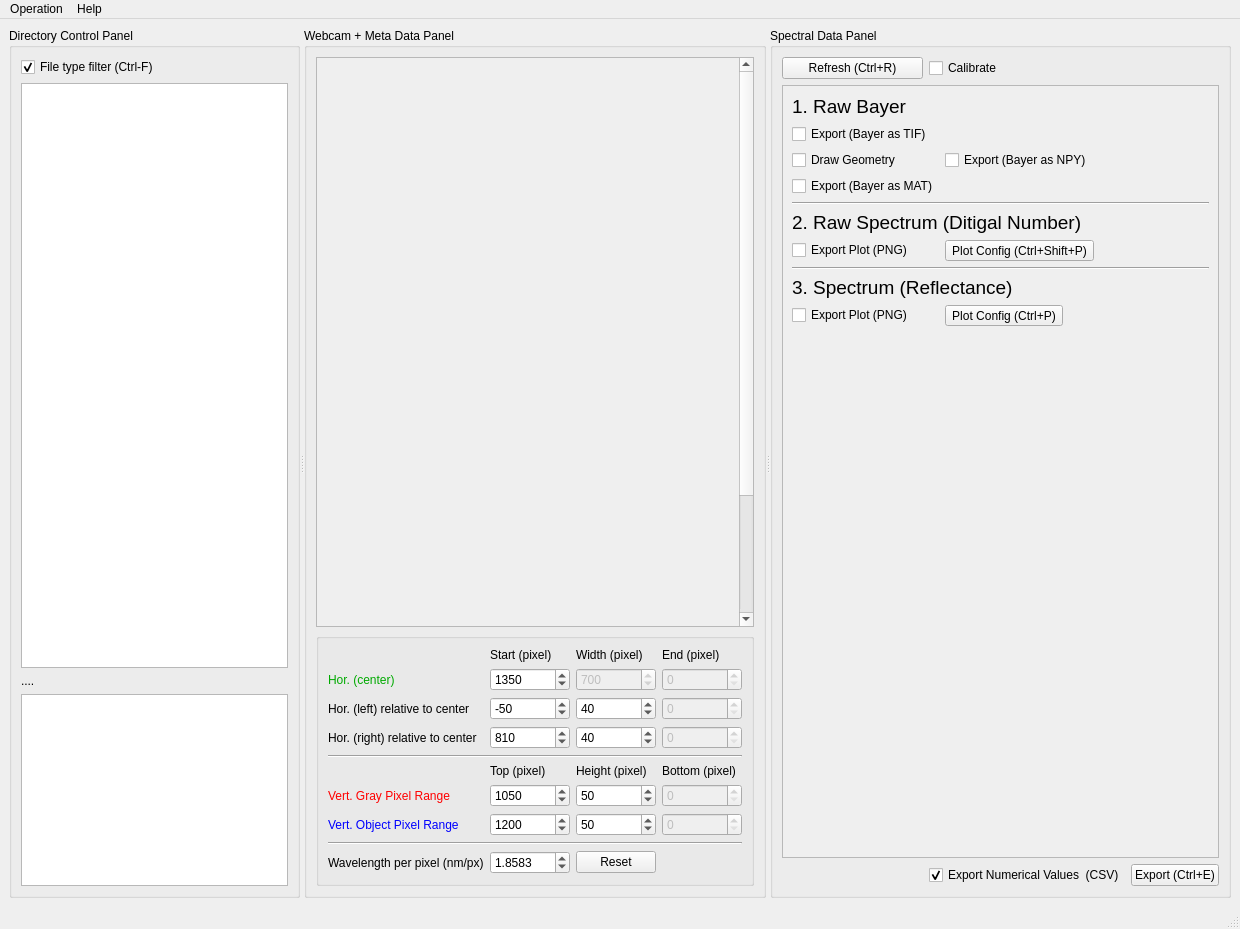
Old version of the form UI/UI_Mainwindow.ui in the repository garid3000/bps_spectrometer_gui.
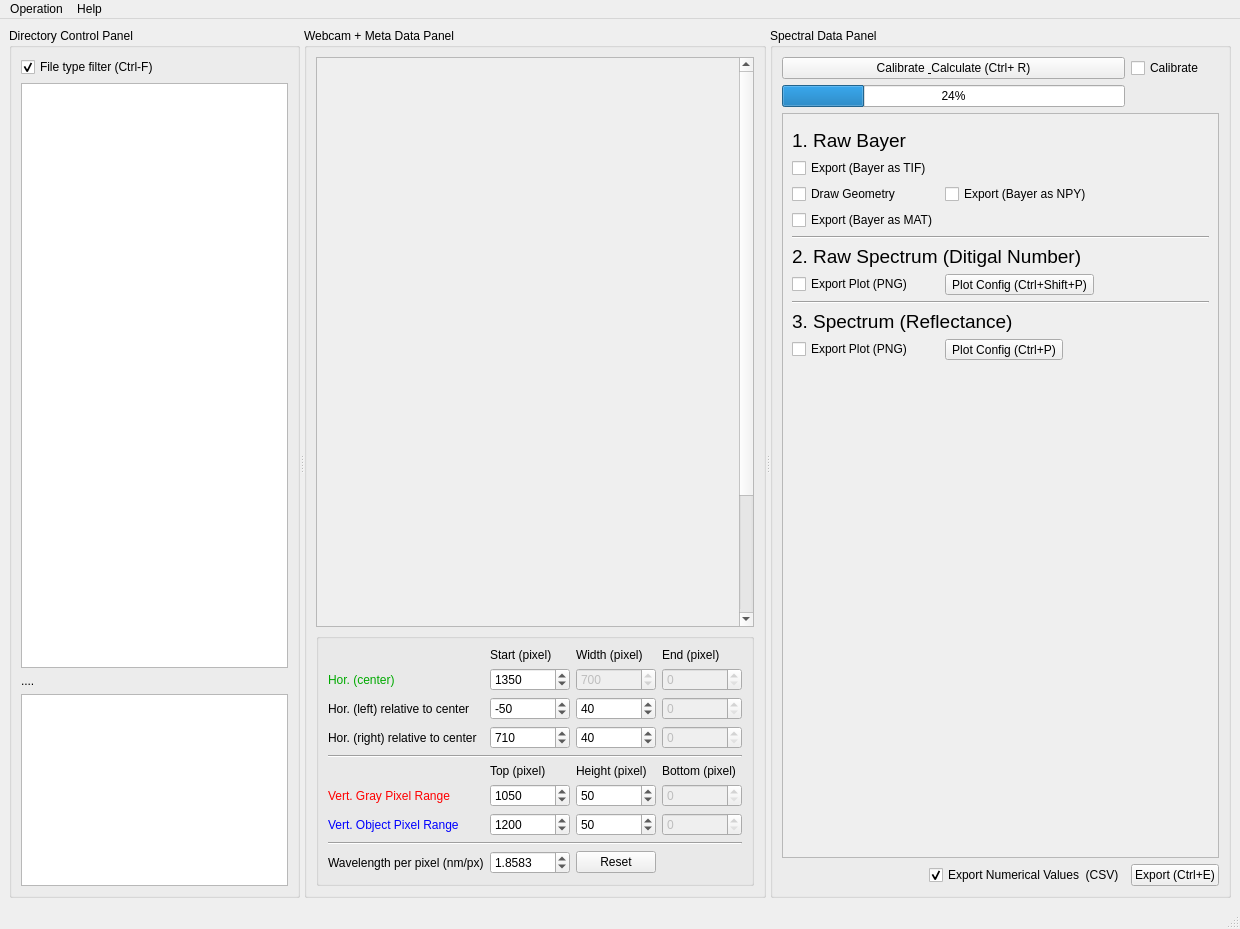
New version of the form. Custom widgets are drawn as their Qt base class.

Patch:
```diff
--- a/UI/UI_Mainwindow.ui
+++ b/UI/UI_Mainwindow.ui
@@ -258,11 +258,14 @@
            </item>
            <item row="3" column="1">
             <widget class="QSpinBox" name="sb_rigx_init_rel">
+             <property name="minimum">
+              <number>700</number>
+             </property>
              <property name="maximum">
               <number>9999</number>
              </property>
              <property name="value">
-              <number>810</number>
+              <number>710</number>
              </property>
             </widget>
            </item>
@@ -547,14 +550,7 @@
         <string>Spectral Data Panel</string>
        </property>
        <layout class="QGridLayout" name="gridLayout_4">
-        <item row="0" column="1">
-         <widget class="QCheckBox" name="cb_fraunhofer">
-          <property name="text">
-           <string>Calibrate</string>
-          </property>
-         </widget>
-        </item>
-        <item row="1" column="0" colspan="3">
+        <item row="2" column="0" colspan="3">
          <widget class="QScrollArea" name="scrollArea">
           <property name="widgetResizable">
            <bool>true</bool>
@@ -565,60 +561,46 @@
              <x>0</x>
              <y>0</y>
              <width>429</width>
-             <height>772</height>
+             <height>745</height>
             </rect>
            </property>
            <layout class="QFormLayout" name="formLayout">
-            <item row="0" column="0">
-             <widget class="QLabel" name="label">
-              <property name="font">
-               <font>
-                <pointsize>14</pointsize>
-                <italic>false</italic>
-                <underline>false</underline>
-               </font>
-              </property>
-              <property name="text">
-               <string>1. Raw Bayer</string>
-              </property>
-             </widget>
-            </item>
-            <item row="1" column="0">
+            <item row="2" column="0">
              <widget class="QCheckBox" name="cb_export_bayer_as_tif">
               <property name="text">
                <string>Export (Bayer as TIF)</string>
               </property>
              </widget>
             </item>
-            <item row="2" column="0">
+            <item row="3" column="0">
              <widget class="QCheckBox" name="cb_bayer_show_geometry">
               <property name="text">
                <string>Draw Geometry</string>
               </property>
              </widget>
             </item>
-            <item row="2" column="1">
+            <item row="3" column="1">
              <widget class="QCheckBox" name="cb_export_bayer_as_npy">
               <property name="text">
                <string>Export (Bayer as NPY)</string>
               </property>
              </widget>
             </item>
-            <item row="3" column="0">
+            <item row="4" column="0">
              <widget class="QCheckBox" name="cb_export_bayer_as_mat">
               <property name="text">
                <string>Export (Bayer as MAT)</string>
               </property>
              </widget>
             </item>
-            <item row="4" column="0" colspan="2">
-             <widget class="Line" name="line">
-              <property name="orientation">
-               <enum>Qt::Horizontal</enum>
-              </property>
-             </widget>
-            </item>
             <item row="5" column="0" colspan="2">
+             <widget class="Line" name="line">
+              <property name="orientation">
+               <enum>Qt::Horizontal</enum>
+              </property>
+             </widget>
+            </item>
+            <item row="6" column="0" colspan="2">
              <widget class="QLabel" name="label_2">
               <property name="font">
                <font>
@@ -631,28 +613,28 @@
               </property>
              </widget>
             </item>
-            <item row="6" column="0">
+            <item row="7" column="0">
              <widget class="QCheckBox" name="cb_export_raw_plot_as_png">
               <property name="text">
                <string>Export Plot (PNG)</string>
               </property>
              </widget>
             </item>
-            <item row="6" column="1">
+            <item row="7" column="1">
              <widget class="QToolButton" name="tbtn_raw_spectrum_config">
               <property name="text">
                <string>Plot Config (Ctrl+Shift+P)</string>
               </property>
              </widget>
             </item>
-            <item row="9" column="0" colspan="2">
-             <widget class="Line" name="line_2">
-              <property name="orientation">
-               <enum>Qt::Horizontal</enum>
-              </property>
-             </widget>
-            </item>
             <item row="10" column="0" colspan="2">
+             <widget class="Line" name="line_2">
+              <property name="orientation">
+               <enum>Qt::Horizontal</enum>
+              </property>
+             </widget>
+            </item>
+            <item row="11" column="0" colspan="2">
              <widget class="QLabel" name="label_3">
               <property name="font">
                <font>
@@ -665,21 +647,21 @@
               </property>
              </widget>
             </item>
-            <item row="11" column="0">
+            <item row="12" column="0">
              <widget class="QCheckBox" name="cb_export_ref_plot_as_png">
               <property name="text">
                <string>Export Plot (PNG)</string>
               </property>
              </widget>
             </item>
-            <item row="11" column="1">
+            <item row="12" column="1">
              <widget class="QToolButton" name="tbtn_ref_spectrum_config">
               <property name="text">
                <string>Plot Config (Ctrl+P)</string>
               </property>
              </widget>
             </item>
-            <item row="12" column="0" colspan="2">
+            <item row="13" column="0" colspan="2">
              <widget class="PlotWidget" name="graph_ref" native="true">
               <property name="sizePolicy">
                <sizepolicy hsizetype="Expanding" vsizetype="Expanding">
@@ -695,18 +677,28 @@
               </property>
              </widget>
             </item>
+            <item row="1" column="0">
+             <widget class="QLabel" name="label">
+              <property name="font">
+               <font>
+                <pointsize>14</pointsize>
+                <italic>false</italic>
+                <underline>false</underline>
+               </font>
+              </property>
+              <property name="text">
+               <string>1. Raw Bayer</string>
+              </property>
+             </widget>
+            </item>
+            <item row="0" column="0" colspan="2">
+             <widget class="ImageView" name="graph_2d_after_desalt" native="true"/>
+            </item>
            </layout>
           </widget>
          </widget>
         </item>
-        <item row="0" column="0">
-         <widget class="QPushButton" name="pb_refresh">
-          <property name="text">
-           <string>Refresh (Ctrl+R)</string>
-          </property>
-         </widget>
-        </item>
-        <item row="3" column="0">
+        <item row="4" column="0">
          <spacer name="horizontalSpacer">
           <property name="orientation">
            <enum>Qt::Horizontal</enum>
@@ -719,7 +711,21 @@
           </property>
          </spacer>
         </item>
-        <item row="3" column="1">
+        <item row="0" column="0" colspan="2">
+         <widget class="QPushButton" name="pb_calibrate_calculate">
+          <property name="text">
+           <string>Calibrate &amp; Calculate (Ctrl+ R)</string>
+          </property>
+         </widget>
+        </item>
+        <item row="4" column="2">
+         <widget class="QPushButton" name="pb_export">
+          <property name="text">
+           <string>Export (Ctrl+E)</string>
+          </property>
+         </widget>
+        </item>
+        <item row="4" column="1">
          <widget class="QCheckBox" name="checkBox_6">
           <property name="text">
            <string>Export Numerical Values  (CSV)</string>
@@ -729,10 +735,17 @@
           </property>
          </widget>
         </item>
-        <item row="3" column="2">
-         <widget class="QPushButton" name="pb_export">
+        <item row="0" column="2">
+         <widget class="QCheckBox" name="cb_fraunhofer">
           <property name="text">
-           <string>Export (Ctrl+E)</string>
+           <string>Calibrate</string>
+          </property>
+         </widget>
+        </item>
+        <item row="1" column="0" colspan="2">
+         <widget class="QProgressBar" name="progressBar">
+          <property name="value">
+           <number>24</number>
           </property>
          </widget>
         </item>
```
Left out of the diff: 18 changed lines with no effect on the pictures.
